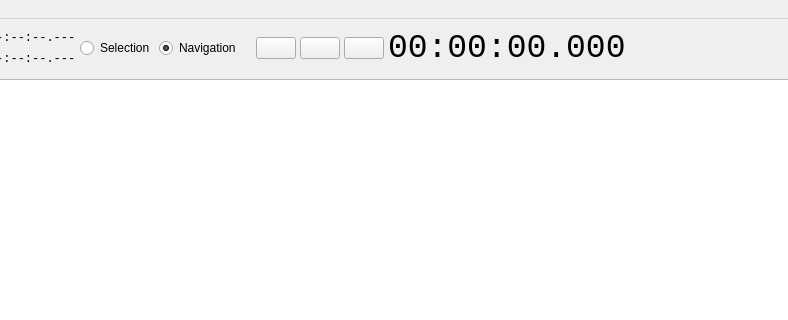
This is src/app/MainWindow.ui in artemious3/aedit as Qt 5 draws it before an edit; both pictures show x 307 to 1095 and y 0 to 320 of the 1554 by 502 pixel window. The edited form follows.
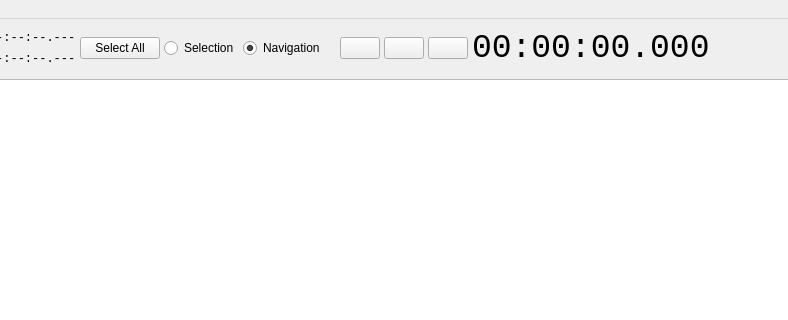
This is the edited form. Icons and pictures are not drawn.

```diff
--- a/src/app/MainWindow.ui
+++ b/src/app/MainWindow.ui
@@ -201,6 +201,13 @@
        </item>
       </layout>
      </item>
+     <item>
+      <widget class="QPushButton" name="selAllBtn">
+       <property name="text">
+        <string>Select All</string>
+       </property>
+      </widget>
+     </item>
      <item>
       <widget class="QRadioButton" name="selButton">
        <property name="text">
```
Left out of the diff: 5 changed lines with no effect on the pictures.
